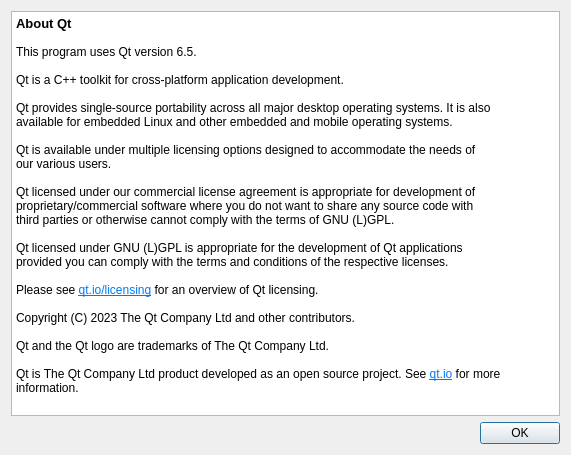
Qt form src/about_qt_window.ui (mxrcode/TaskGuard) before a commit.
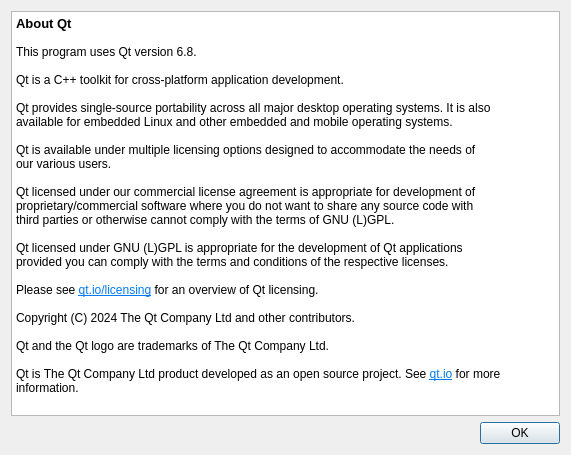
The same form after that commit. Icons and pictures are not drawn.

What changed in the file:
```diff
--- a/src/about_qt_window.ui
+++ b/src/about_qt_window.ui
@@ -30,7 +30,7 @@
 &lt;/style&gt;&lt;/head&gt;&lt;body style=&quot; font-family:'Segoe UI'; font-size:9pt; font-weight:400; font-style:normal;&quot;&gt;
 &lt;p style=&quot; margin-top:0px; margin-bottom:0px; margin-left:0px; margin-right:0px; -qt-block-indent:0; text-indent:0px;&quot;&gt;&lt;span style=&quot; font-size:10pt; font-weight:700;&quot;&gt;About Qt&lt;/span&gt;&lt;/p&gt;
 &lt;p style=&quot;-qt-paragraph-type:empty; margin-top:0px; margin-bottom:0px; margin-left:0px; margin-right:0px; -qt-block-indent:0; text-indent:0px;&quot;&gt;&lt;br /&gt;&lt;/p&gt;
-&lt;p style=&quot; margin-top:0px; margin-bottom:0px; margin-left:0px; margin-right:0px; -qt-block-indent:0; text-indent:0px;&quot;&gt;This program uses Qt version 6.5.&lt;/p&gt;
+&lt;p style=&quot; margin-top:0px; margin-bottom:0px; margin-left:0px; margin-right:0px; -qt-block-indent:0; text-indent:0px;&quot;&gt;This program uses Qt version 6.8.&lt;/p&gt;
 &lt;p style=&quot;-qt-paragraph-type:empty; margin-top:0px; margin-bottom:0px; margin-left:0px; margin-right:0px; -qt-block-indent:0; text-indent:0px;&quot;&gt;&lt;br /&gt;&lt;/p&gt;
 &lt;p style=&quot; margin-top:0px; margin-bottom:0px; margin-left:0px; margin-right:0px; -qt-block-indent:0; text-indent:0px;&quot;&gt;Qt is a C++ toolkit for cross-platform application development.&lt;/p&gt;
 &lt;p style=&quot;-qt-paragraph-type:empty; margin-top:0px; margin-bottom:0px; margin-left:0px; margin-right:0px; -qt-block-indent:0; text-indent:0px;&quot;&gt;&lt;br /&gt;&lt;/p&gt;
@@ -49,7 +49,7 @@
 &lt;p style=&quot;-qt-paragraph-type:empty; margin-top:0px; margin-bottom:0px; margin-left:0px; margin-right:0px; -qt-block-indent:0; text-indent:0px;&quot;&gt;&lt;br /&gt;&lt;/p&gt;
 &lt;p style=&quot; margin-top:0px; margin-bottom:0px; margin-left:0px; margin-right:0px; -qt-block-indent:0; text-indent:0px;&quot;&gt;Please see &lt;a href=&quot;qt.io/licensing&quot;&gt;&lt;span style=&quot; text-decoration: underline; color:#007af4;&quot;&gt;qt.io/licensing&lt;/span&gt;&lt;/a&gt; for an overview of Qt licensing.&lt;/p&gt;
 &lt;p style=&quot;-qt-paragraph-type:empty; margin-top:0px; margin-bottom:0px; margin-left:0px; margin-right:0px; -qt-block-indent:0; text-indent:0px;&quot;&gt;&lt;br /&gt;&lt;/p&gt;
-&lt;p style=&quot; margin-top:0px; margin-bottom:0px; margin-left:0px; margin-right:0px; -qt-block-indent:0; text-indent:0px;&quot;&gt;Copyright (C) 2023 The Qt Company Ltd and other contributors.&lt;/p&gt;
+&lt;p style=&quot; margin-top:0px; margin-bottom:0px; margin-left:0px; margin-right:0px; -qt-block-indent:0; text-indent:0px;&quot;&gt;Copyright (C) 2024 The Qt Company Ltd and other contributors.&lt;/p&gt;
 &lt;p style=&quot;-qt-paragraph-type:empty; margin-top:0px; margin-bottom:0px; margin-left:0px; margin-right:0px; -qt-block-indent:0; text-indent:0px;&quot;&gt;&lt;br /&gt;&lt;/p&gt;
 &lt;p style=&quot; margin-top:0px; margin-bottom:0px; margin-left:0px; margin-right:0px; -qt-block-indent:0; text-indent:0px;&quot;&gt;Qt and the Qt logo are trademarks of The Qt Company Ltd.&lt;/p&gt;
 &lt;p style=&quot;-qt-paragraph-type:empty; margin-top:0px; margin-bottom:0px; margin-left:0px; margin-right:0px; -qt-block-indent:0; text-indent:0px;&quot;&gt;&lt;br /&gt;&lt;/p&gt;
```
Left out of the diff: 2 changed lines with no effect on the pictures.
